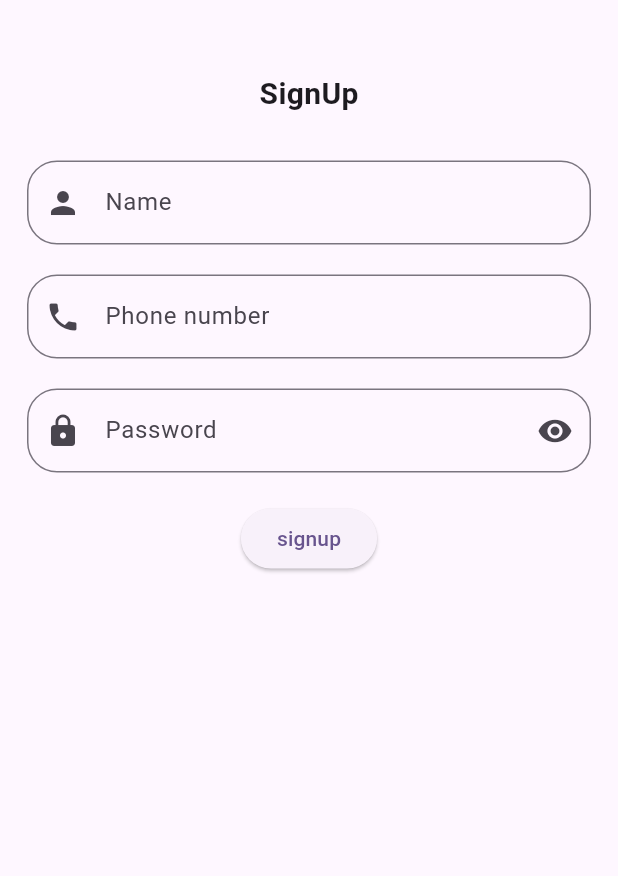
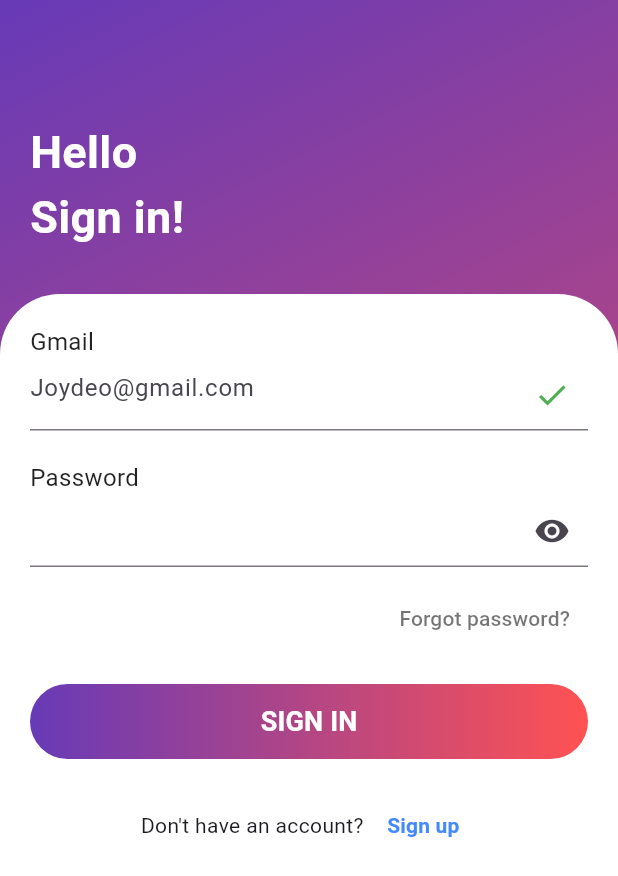
Before and after one commit to Jithin-janardhanan/IOT-project, a Flutter app: the screen it shows after launch, on a phone screen of 412 x 824 dp. Shown: the top 876 px of the screen. Run offline on Flutter 3.47's test engine with Material 3 defaults, Android fonts, the phone set to English and light mode, and no system bars.

Commit message:
second push

```diff
--- a/lib/main.dart
+++ b/lib/main.dart
@@ -18,7 +18,7 @@ class MyApp extends StatelessWidget {
         colorScheme: ColorScheme.fromSeed(seedColor: Colors.deepPurple),
         useMaterial3: true,
       ),
-      home: signup(),
+      home: LoginScreen(),
       debugShowCheckedModeBanner: false,
     );
   }
--- a/lib/signup.dart
+++ b/lib/signup.dart
@@ -1,72 +1,91 @@
-
-
 import 'package:flutter/material.dart';
 
-class signup extends StatefulWidget {
-  signup({super.key});
+class LoginScreen extends StatefulWidget {
+  const LoginScreen({super.key});
 
   @override
-  State<signup> createState() => _signupState();
+  State<LoginScreen> createState() => _LoginScreenState();
 }
 
-class _signupState extends State<signup> {
-  final TextEditingController _nameController = TextEditingController();
-
-  final TextEditingController _phoneController = TextEditingController();
-
+class _LoginScreenState extends State<LoginScreen> {
+  final TextEditingController _emailController = TextEditingController();
   final TextEditingController _passwordController = TextEditingController();
-
   bool _isObscure = true;
 
   @override
   Widget build(BuildContext context) {
-    return SafeArea(
-      child: Scaffold(
-        body: SingleChildScrollView(
+    return Scaffold(
+      body: Container(
+        width: double.infinity,
+        decoration: BoxDecoration(
+          gradient: LinearGradient(
+            colors: [Colors.deepPurple, Colors.redAccent],
+            begin: Alignment.topLeft,
+            end: Alignment.bottomRight,
+          ),
+        ),
+        child: Column(
+          children: [
+            const SizedBox(height: 80),
+            // Greeting Text
+            const Padding(
+              padding: EdgeInsets.symmetric(horizontal: 20),
+              child: Align(
+                alignment: Alignment.topLeft,
+                child: Text(
+                  "Hello\nSign in!",
+                  style: TextStyle(
+                    fontSize: 30,
+                    fontWeight: FontWeight.bold,
+                    color: Colors.white,
+                  ),
+                ),
+              ),
+            ),
+
+            const SizedBox(height: 30),
+
+            // Login Form
+            Expanded(
               child: Container(
-            padding: EdgeInsets.all(18),
+                width: double.infinity,
+                padding: const EdgeInsets.all(20),
+                decoration: const BoxDecoration(
+                  color: Colors.white,
+                  borderRadius: BorderRadius.only(
+                    topLeft: Radius.circular(40),
+                    topRight: Radius.circular(40),
+                  ),
+                ),
                 child: Column(
-              mainAxisAlignment: MainAxisAlignment.center,
+                  crossAxisAlignment: CrossAxisAlignment.start,
                   children: [
-                SizedBox(height: 30),
-                Text(
-                  'SignUp',
-                  style: TextStyle(fontSize: 20, fontWeight: FontWeight.w600),
-                ),
-                SizedBox(height: 30),
-                TextFormField(
-                  controller: _nameController,
-                  decoration: InputDecoration(
-                      border: OutlineInputBorder(
-                          borderRadius: BorderRadius.circular(20)),
-                      label: Text('Name'),
-                      prefixIcon: Icon(Icons.person)),
-                ),
-                SizedBox(
-                  height: 20,
+                    const Text(
+                      "Gmail",
+                      style: TextStyle(fontSize: 16, color: Colors.black87),
                     ),
                     TextFormField(
-                  controller: _phoneController,
+                      controller: _emailController,
                       decoration: InputDecoration(
-                      border: OutlineInputBorder(
-                          borderRadius: BorderRadius.circular(20)),
-                      label: Text('Phone number'),
-                      prefixIcon: Icon(Icons.phone)),
+                        hintText: "Joydeo@gmail.com",
+                        suffixIcon: const Icon(Icons.check, color: Colors.green),
                       ),
-                SizedBox(
-                  height: 20,
+                    ),
+
+                    const SizedBox(height: 20),
+
+                    const Text(
+                      "Password",
+                      style: TextStyle(fontSize: 16, color: Colors.black87),
                     ),
                     TextFormField(
                       controller: _passwordController,
+                      obscureText: _isObscure,
                       decoration: InputDecoration(
-                    border: OutlineInputBorder(
-                      borderRadius: BorderRadius.circular(20),
-                    ),
-                    label: Text('Password'),
-                    prefixIcon: Icon(Icons.lock),
                         suffixIcon: IconButton(
                           icon: Icon(
-                          _isObscure ? Icons.visibility : Icons.visibility_off),
+                            _isObscure ? Icons.visibility : Icons.visibility_off,
+                          ),
                           onPressed: () {
                             setState(() {
                               _isObscure = !_isObscure;
@@ -74,16 +93,89 @@ class _signupState extends State<signup> {
                           },
                         ),
                       ),
-                  obscureText: _isObscure,
                     ),
-                SizedBox(height: 20),
-                ElevatedButton(
+
+                    const SizedBox(height: 10),
+
+                    // Forgot Password
+                    Align(
+                      alignment: Alignment.centerRight,
+                      child: TextButton(
                         onPressed: () {},
-                  child: Text('signup'),
+                        child: const Text(
+                          "Forgot password?",
+                          style: TextStyle(color: Colors.black54),
                         ),
+                      ),
+                    ),
+
+                    const SizedBox(height: 20),
+
+                    // Sign In Button with Gradient
+                    SizedBox(
+                      width: double.infinity,
+                      height: 50,
+                      child: ElevatedButton(
+                        onPressed: () {},
+                        style: ElevatedButton.styleFrom(
+                          padding: EdgeInsets.zero,
+                          shape: RoundedRectangleBorder(
+                            borderRadius: BorderRadius.circular(25),
+                          ),
+                        ).copyWith(
+                          backgroundColor: MaterialStateProperty.all(
+                            Colors.transparent,
+                          ),
+                          shadowColor: MaterialStateProperty.all(
+                            Colors.transparent,
+                          ),
+                        ),
+                        child: Ink(
+                          decoration: BoxDecoration(
+                            gradient: LinearGradient(
+                              colors: [Colors.deepPurple, Colors.redAccent],
+                            ),
+                            borderRadius: BorderRadius.circular(25),
+                          ),
+                          child: Container(
+                            alignment: Alignment.center,
+                            child: const Text(
+                              "SIGN IN",
+                              style: TextStyle(
+                                fontSize: 18,
+                                fontWeight: FontWeight.bold,
+                                color: Colors.white,
+                              ),
+                            ),
+                          ),
+                        ),
+                      ),
+                    ),
+
+                    const SizedBox(height: 20),
+
+                    // Sign Up Text
+                    Row(
+                      mainAxisAlignment: MainAxisAlignment.center,
+                      children: [
+                        const Text("Don't have an account? "),
+                        TextButton(
+                          onPressed: () {},
+                          child: const Text(
+                            "Sign up",
+                            style: TextStyle(
+                              color: Colors.blueAccent,
+                              fontWeight: FontWeight.bold,
+                            ),
+                          ),
+                        ),
+                      ],
+                    )
                   ],
                 ),
               ),
+            ),
+          ],
         ),
       ),
     );
```
Lines whose indentation alone changed are shown as unchanged.
